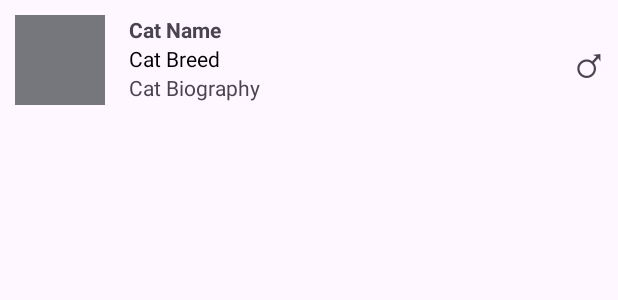
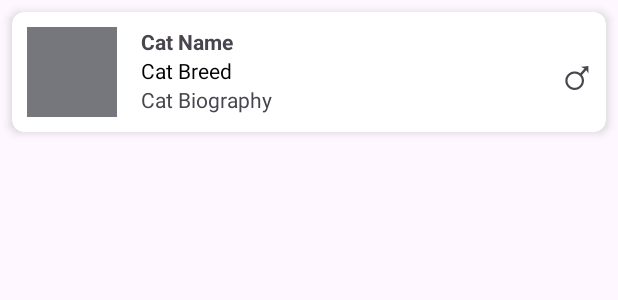
Before and after one commit to HyperOrb/LAB_WEEK_06, an Android app: the layout item_list.xml on its own in the app's theme, with its tools: preview values and no code run, on a phone screen of 412 x 824 dp. Shown: the top 300 px of the screen. Run offline under Robolectric (Android 15) with nearby library versions, the phone set to English and light mode, and no system bars.

Commit message:
Commit No.4 - Assignment

```diff
--- a/app/build.gradle.kts
+++ b/app/build.gradle.kts
@@ -43,6 +43,7 @@ dependencies {
     implementation(libs.androidx.activity)
     implementation(libs.androidx.constraintlayout)
     implementation("com.github.bumptech.glide:glide:5.0.5")
+    implementation("androidx.cardview:cardview:1.0.0")
     testImplementation(libs.junit)
     androidTestImplementation(libs.androidx.junit)
     androidTestImplementation(libs.androidx.espresso.core)
--- a/app/src/main/res/layout/item_list.xml
+++ b/app/src/main/res/layout/item_list.xml
@@ -1,8 +1,17 @@
 <?xml version="1.0" encoding="utf-8"?>
-<androidx.constraintlayout.widget.ConstraintLayout
+<androidx.cardview.widget.CardView
     xmlns:android="http://schemas.android.com/apk/res/android"
     xmlns:app="http://schemas.android.com/apk/res-auto"
     xmlns:tools="http://schemas.android.com/tools"
+    android:layout_width="match_parent"
+    android:layout_height="wrap_content"
+    android:layout_marginStart="8dp"
+    android:layout_marginTop="8dp"
+    android:layout_marginEnd="8dp"
+    app:cardCornerRadius="8dp"
+    app:cardElevation="4dp">
+
+    <androidx.constraintlayout.widget.ConstraintLayout
         android:layout_width="match_parent"
         android:layout_height="wrap_content"
         android:padding="10dp">
@@ -51,4 +60,7 @@
             app:layout_constraintEnd_toEndOf="parent"
             app:layout_constraintTop_toTopOf="parent"
             tools:text="&#9794;" />
+
     </androidx.constraintlayout.widget.ConstraintLayout>
+
+</androidx.cardview.widget.CardView>
```
Also changed, not shown: app/src/main/java/com/example/lab_week_06/CatAdapter.kt (+41 -3 lines). Lines whose indentation alone changed are shown as unchanged.
